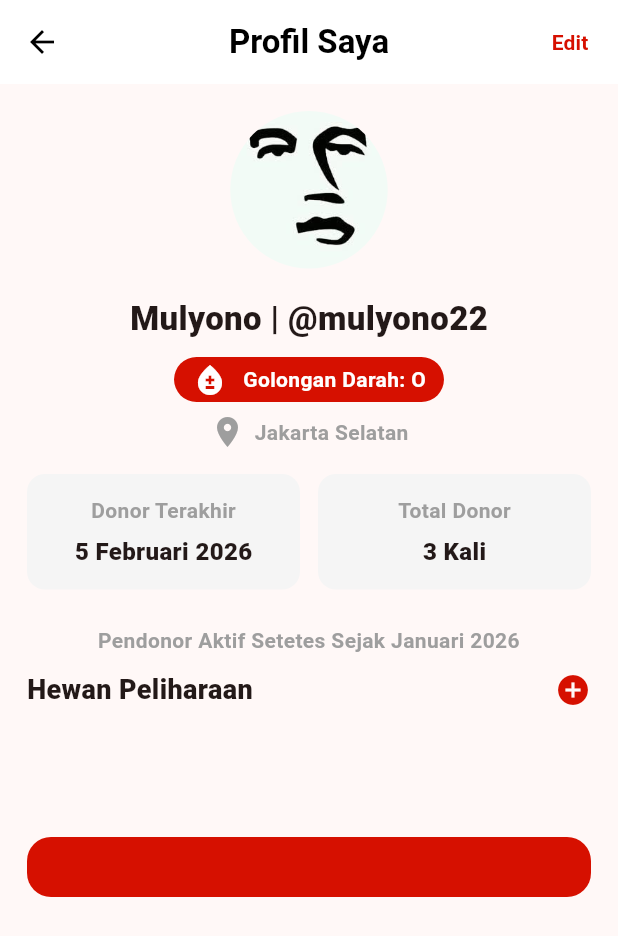
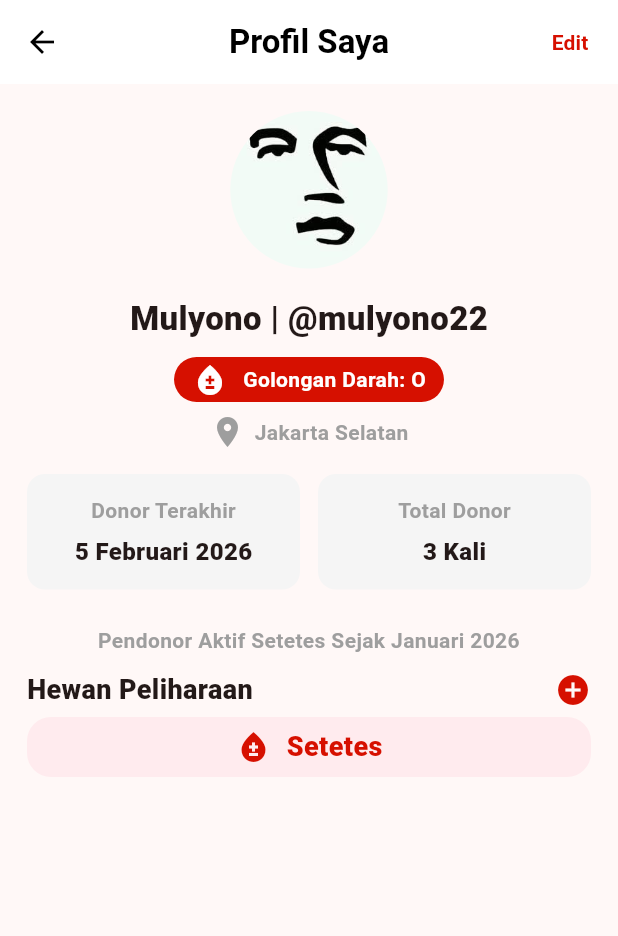
Before and after one commit to ErikKlaus/training_flutter, a Flutter app: the screen it shows after launch, on a phone screen of 412 x 824 dp. Shown: the top 936 px of the screen. Run offline on Flutter 3.47's test engine with Material 3 defaults, Android fonts, the phone set to English and light mode, and no system bars.

Commit message:
Revisi warna baris 6

```diff
--- a/lib/tugas_2/tugas2.dart
+++ b/lib/tugas_2/tugas2.dart
@@ -226,7 +226,7 @@ class Tugas2 extends StatelessWidget {
                 ],
               ),
             ),
-            const SizedBox(height: 85),
+            const SizedBox(height: 5),
 
             //7. visual branding (baris 6)
             Padding(
@@ -235,7 +235,7 @@ class Tugas2 extends StatelessWidget {
                 width: double.infinity,
                 height: 40,
                 decoration: BoxDecoration(
-                  color: const Color(0xffd61000),
+                  color: Colors.red.shade50,
                   borderRadius: BorderRadius.circular(16),
                 ),
                 child: Row(
```
